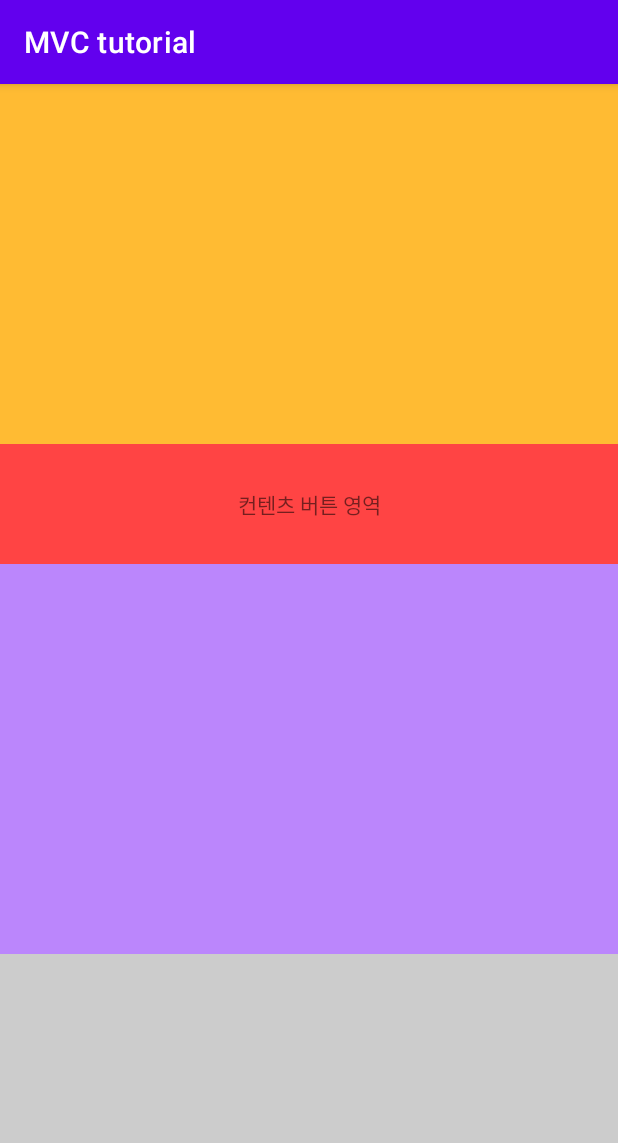
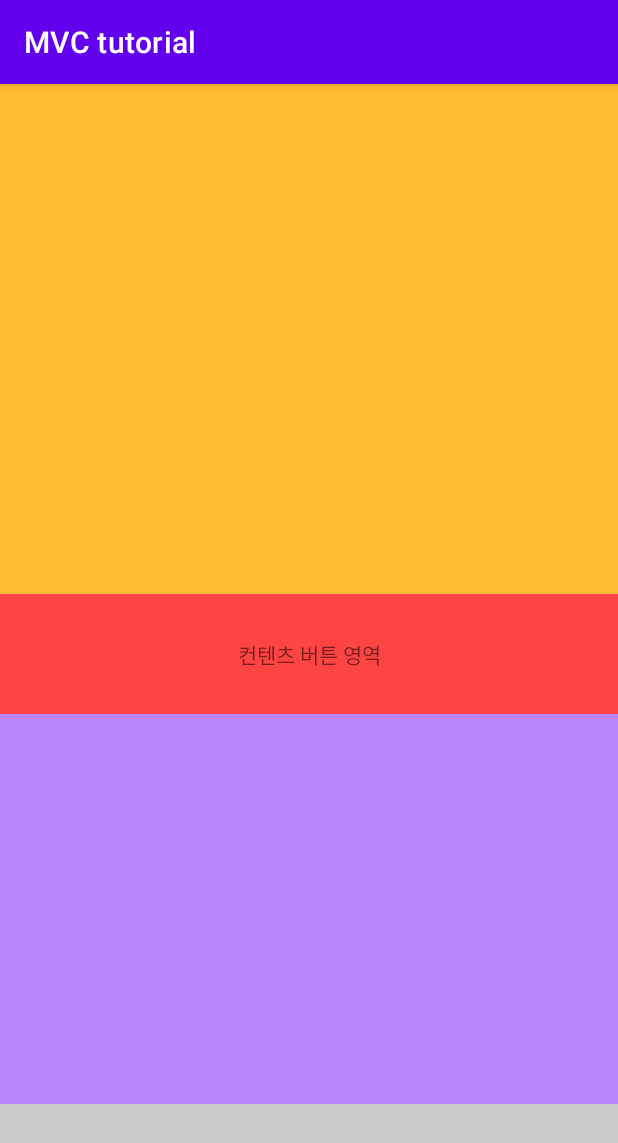
Before and after one commit to vnvj0033/Android-Daily-study, an Android app: the fragment StoryBoardFragment placed in its activity, on a phone screen of 412 x 824 dp. Shown: the top 1143 px of the screen. Run offline under Robolectric (Android 15) with nearby library versions, the phone set to English and light mode, and no system bars.

Commit message:
이미지 베너 높이 크기 받아서 조정하기

```diff
--- a/app/src/main/java/com/example/mvctutorial/homecontent/HomeFragment.kt
+++ b/app/src/main/java/com/example/mvctutorial/homecontent/HomeFragment.kt
@@ -20,6 +20,9 @@ class HomeFragment : Fragment() {
     override fun onViewStateRestored(savedInstanceState: Bundle?) {
         super.onViewStateRestored(savedInstanceState)
 
+
+
+
         view?.findViewById<RecyclerView>(R.id.homeContentView)?.run {
             adapter = HomeContentAdapter(40)
         }
--- a/app/src/main/java/com/example/mvctutorial/homecontent/StoryBoardFragment.kt
+++ b/app/src/main/java/com/example/mvctutorial/homecontent/StoryBoardFragment.kt
@@ -5,9 +5,11 @@ import androidx.fragment.app.Fragment
 import android.view.LayoutInflater
 import android.view.View
 import android.view.ViewGroup
+import android.widget.ImageView
 import com.example.mvctutorial.R
 
 class StoryBoardFragment : Fragment() {
+    private lateinit var banner : ImageView
 
     override fun onCreateView(
         inflater: LayoutInflater, container: ViewGroup?,
@@ -15,4 +17,19 @@ class StoryBoardFragment : Fragment() {
     ): View? {
         return inflater.inflate(R.layout.fragment_story_board, container, false)
     }
+
+    override fun onViewCreated(view: View, savedInstanceState: Bundle?) {
+        super.onViewCreated(view, savedInstanceState)
+
+        banner = view.findViewById(R.id.cuSectionBanner)
+    }
+
+    override fun onViewStateRestored(savedInstanceState: Bundle?) {
+        super.onViewStateRestored(savedInstanceState)
+
+        val bannerHeight = arguments?.getInt("bannerHeight")
+        bannerHeight?.let {
+            banner.layoutParams.height = bannerHeight
+        }
+    }
 }
--- a/app/src/main/res/layout/fragment_story_board.xml
+++ b/app/src/main/res/layout/fragment_story_board.xml
@@ -11,7 +11,7 @@
         app:layout_constraintTop_toTopOf="parent"
         android:background="@android:color/holo_orange_light"
         android:layout_width="match_parent"
-        android:layout_height="240dp"/>
+        android:layout_height="340dp"/>
 
     <TextView
         android:id="@+id/contentShortcut"
```
Also changed, not shown: app/src/main/java/com/example/mvctutorial/MainActivity.kt (+9 -0 lines).
